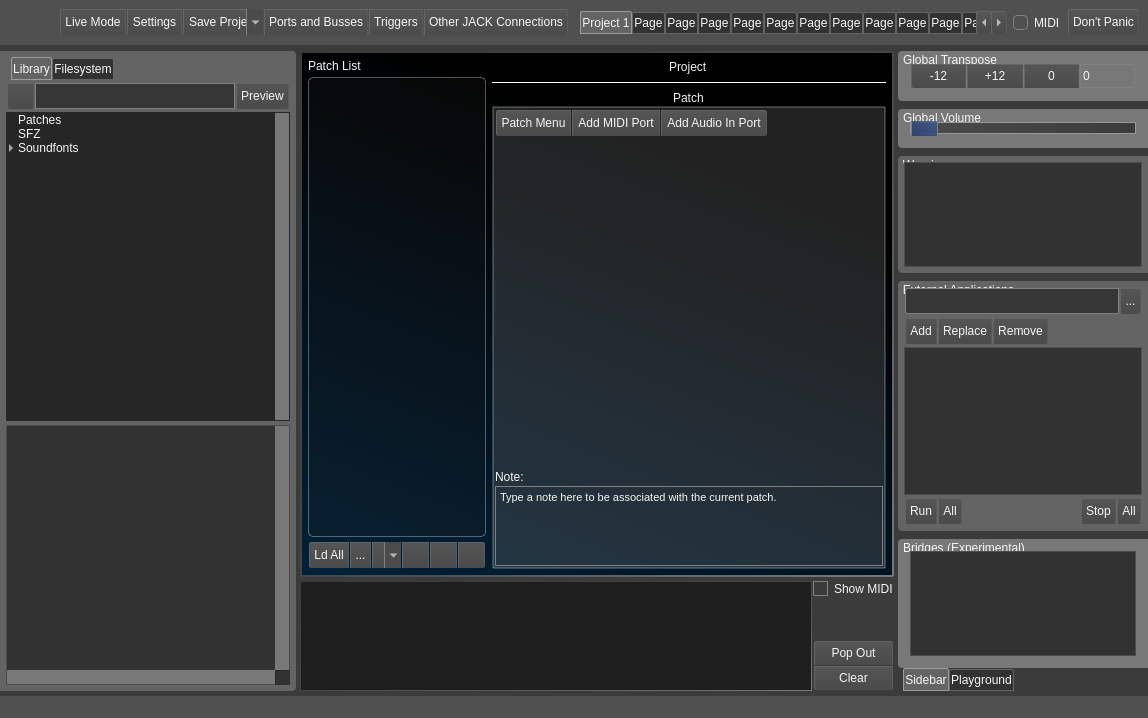
noedigcode/konfyt, file src/mainwindow.ui: the form before one commit.
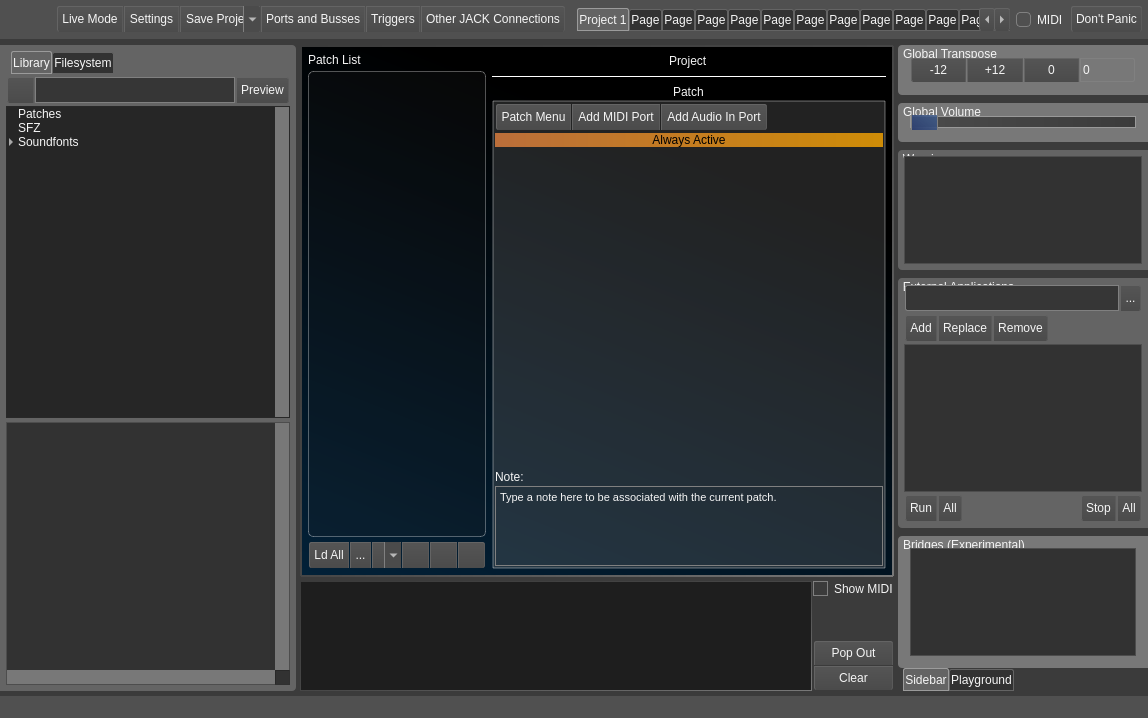
The form after the commit. Icons and pictures are not drawn.

Commit message: Refactored KonfytJackEngine to use routes; Non-static JACK process callback and private members where possible; Added always-active mode; Main toolbar frame; Added MIDI input channel layer menu; Consolidated with MIDI input port into layer toolbutton menu.

Diff of the .ui file:
```diff
--- a/src/mainwindow.ui
+++ b/src/mainwindow.ui
@@ -89,26 +89,8 @@
 }
 
 /* ---------------------------------------------------------------------- */
-/* GroupBox */
-
-QGroupBox{
-	margin-top: 2ex;	
-	background-color:  rgba(107, 107, 107, 255);
-	border: 2px solid rgb(212, 212, 212);
-	border-radius: 1px;
-	padding: 1px;
-}
-
-QGroupBox::title {
-	subcontrol-position: top left;
-	subcontrol-origin: margin;
-	padding: 0 3px;
-	padding-top: 2px;
-}
-
-/* ---------------------------------------------------------------------- */
-/* Main toolbar groupbox*/
-QGroupBox#groupBox_MainToolbar{
+/* Main toolbar frame*/
+QFrame#frame_MainToolbar{
 	margin-top: 0px;
 	border: 0px;
 	border-radius: 0px;
@@ -116,6 +98,24 @@
 }
 
 /* ---------------------------------------------------------------------- */
+/* GroupBox */
+
+QGroupBox{
+	margin-top: 2ex;	
+	background-color:  rgba(107, 107, 107, 255);
+	border: 2px solid rgb(212, 212, 212);
+	border-radius: 1px;
+	padding: 1px;
+}
+
+QGroupBox::title {
+	subcontrol-position: top left;
+	subcontrol-origin: margin;
+	padding: 0 3px;
+	padding-top: 2px;
+}
+
+/* ---------------------------------------------------------------------- */
 /* Patch page groupbox */
 QGroupBox#groupBox_PatchPage {	
 	margin-top: 0ex;
@@ -599,7 +599,7 @@
      <number>5</number>
     </property>
     <item>
-     <widget class="QGroupBox" name="groupBox_MainToolbar">
+     <widget class="QFrame" name="frame_MainToolbar">
       <property name="sizePolicy">
        <sizepolicy hsizetype="Preferred" vsizetype="Maximum">
         <horstretch>0</horstretch>
@@ -621,12 +621,6 @@
       <property name="styleSheet">
        <string notr="true"/>
       </property>
-      <property name="title">
-       <string/>
-      </property>
-      <property name="alignment">
-       <set>Qt::AlignBottom|Qt::AlignLeading|Qt::AlignLeft</set>
-      </property>
       <layout class="QHBoxLayout" name="horizontalLayout_26">
        <property name="leftMargin">
         <number>0</number>
@@ -2341,7 +2335,7 @@
                       <property name="verticalSpacing">
                        <number>2</number>
                       </property>
-                      <item row="3" column="0">
+                      <item row="4" column="0">
                        <widget class="QTextBrowser" name="textBrowser_patchNote">
                         <property name="maximumSize">
                          <size>
@@ -2502,7 +2496,7 @@
                         </layout>
                        </widget>
                       </item>
-                      <item row="1" column="0">
+                      <item row="2" column="0">
                        <widget class="QListWidget" name="listWidget_Layers">
                         <property name="styleSheet">
                          <string notr="true"/>
@@ -2512,18 +2506,33 @@
                         </property>
                        </widget>
                       </item>
-                      <item row="2" column="0">
+                      <item row="3" column="0">
                        <widget class="QLabel" name="label_21">
                         <property name="text">
                          <string>Note:</string>
                         </property>
                        </widget>
                       </item>
+                      <item row="1" column="0">
+                       <widget class="QLabel" name="label_patch_alwaysActive">
+                        <property name="styleSheet">
+                         <string notr="true">background-color: qlineargradient(spread:pad, x1:0, y1:0, x2:1, y2:0, stop:0 rgba(229, 130, 64, 200), stop:1 rgba(255, 170, 0, 200));
+color: rgb(0, 0, 0);</string>
+                        </property>
+                        <property name="text">
+                         <string>Always Active</string>
+                        </property>
+                        <property name="alignment">
+                         <set>Qt::AlignCenter</set>
+                        </property>
+                       </widget>
+                      </item>
                      </layout>
                      <zorder>listWidget_Layers</zorder>
                      <zorder>frame_20</zorder>
                      <zorder>textBrowser_patchNote</zorder>
                      <zorder>label_21</zorder>
+                     <zorder>label_patch_alwaysActive</zorder>
                     </widget>
                    </item>
                   </layout>
@@ -3479,8 +3488,8 @@
                        <rect>
                         <x>0</x>
                         <y>0</y>
-                        <width>266</width>
-                        <height>398</height>
+                        <width>226</width>
+                        <height>395</height>
                        </rect>
                       </property>
                       <layout class="QVBoxLayout" name="verticalLayout_14">
@@ -7371,6 +7380,34 @@
     <string>Add Path to External App Box (Relative to Project)</string>
    </property>
   </action>
+  <action name="actionAlways_Active">
+   <property name="checkable">
+    <bool>true</bool>
+   </property>
+   <property name="text">
+    <string>Always Active</string>
+   </property>
+  </action>
+  <action name="actionEdit_MIDI_Filter">
+   <property name="text">
+    <string>Edit MIDI Filter</string>
+   </property>
+  </action>
+  <action name="actionReload_Layer">
+   <property name="text">
+    <string>Reload Layer</string>
+   </property>
+  </action>
+  <action name="actionOpen_In_File_Manager_layerwidget">
+   <property name="text">
+    <string>Open In File Manager</string>
+   </property>
+  </action>
+  <action name="actionRemove_Layer">
+   <property name="text">
+    <string>Remove Layer</string>
+   </property>
+  </action>
  </widget>
  <layoutdefault spacing="6" margin="11"/>
  <resources>
```
The commit also changes 28 other files.
